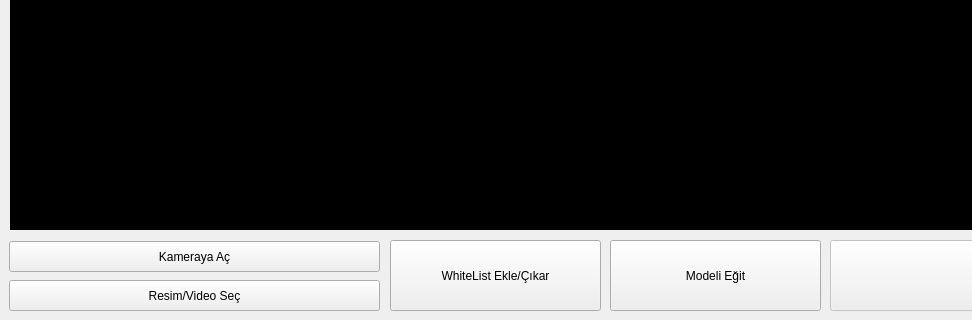
Old version of the form EMeUi.ui in the repository ErdemOruc/EMe; both pictures show x 0 to 972 and y 500 to 820 of the 1300 by 820 pixel window.
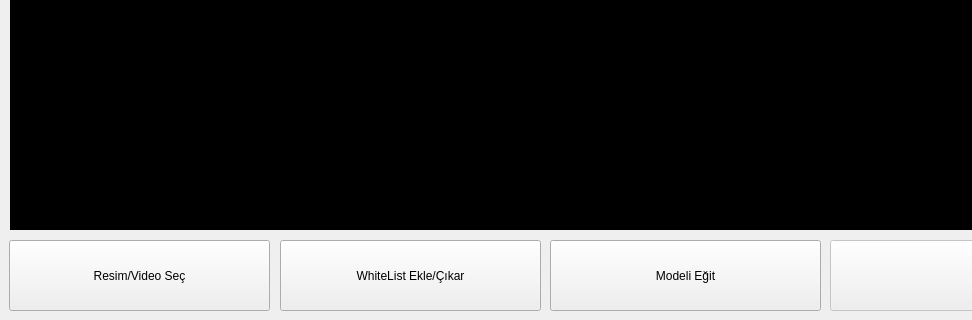
New version of the form.

The edit to the form file:
```diff
--- a/EMeUi.ui
+++ b/EMeUi.ui
@@ -41,26 +41,13 @@
     <string>Başlat</string>
    </property>
   </widget>
-  <widget class="QPushButton" name="pushButton_KameraAc">
-   <property name="geometry">
-    <rect>
-     <x>9</x>
-     <y>741</y>
-     <width>371</width>
-     <height>31</height>
-    </rect>
-   </property>
-   <property name="text">
-    <string>Kameraya Aç</string>
-   </property>
-  </widget>
   <widget class="QPushButton" name="pushButton_MedyaSec">
    <property name="geometry">
     <rect>
      <x>9</x>
-     <y>780</y>
-     <width>371</width>
-     <height>31</height>
+     <y>740</y>
+     <width>261</width>
+     <height>71</height>
     </rect>
    </property>
    <property name="toolTip">
@@ -73,9 +60,9 @@
   <widget class="QPushButton" name="pushButton_WhiteListEdit">
    <property name="geometry">
     <rect>
-     <x>390</x>
+     <x>280</x>
      <y>740</y>
-     <width>211</width>
+     <width>261</width>
      <height>71</height>
     </rect>
    </property>
@@ -92,9 +79,9 @@
    </property>
    <property name="geometry">
     <rect>
-     <x>610</x>
+     <x>550</x>
      <y>740</y>
-     <width>211</width>
+     <width>271</width>
      <height>71</height>
     </rect>
    </property>
```
